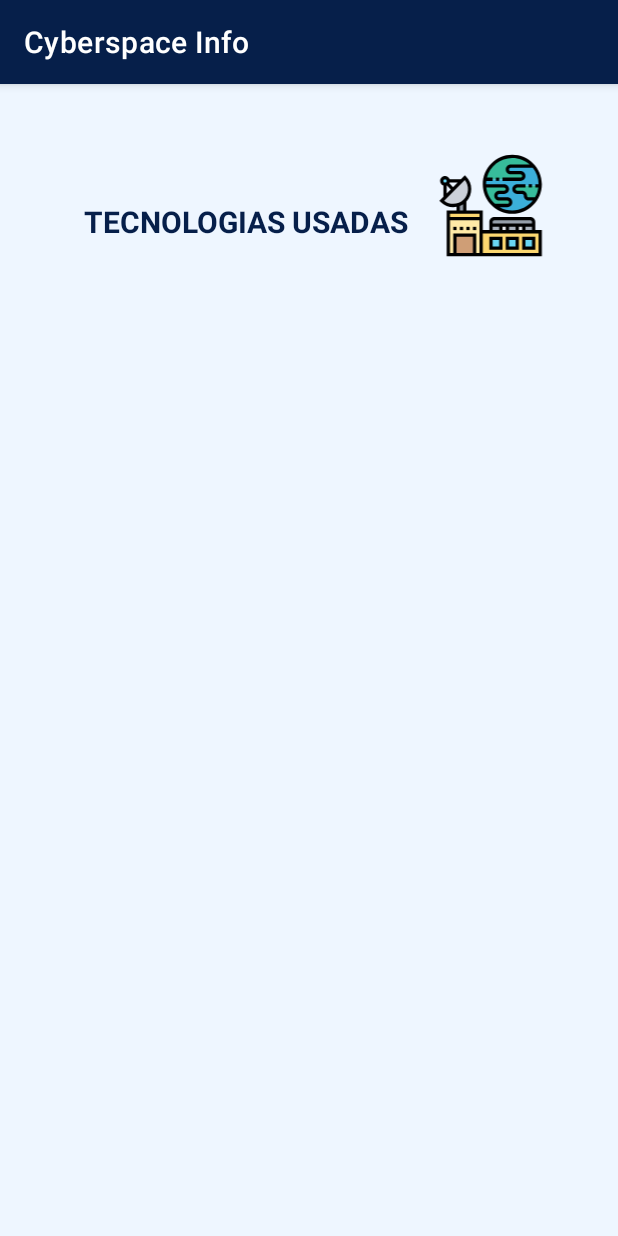
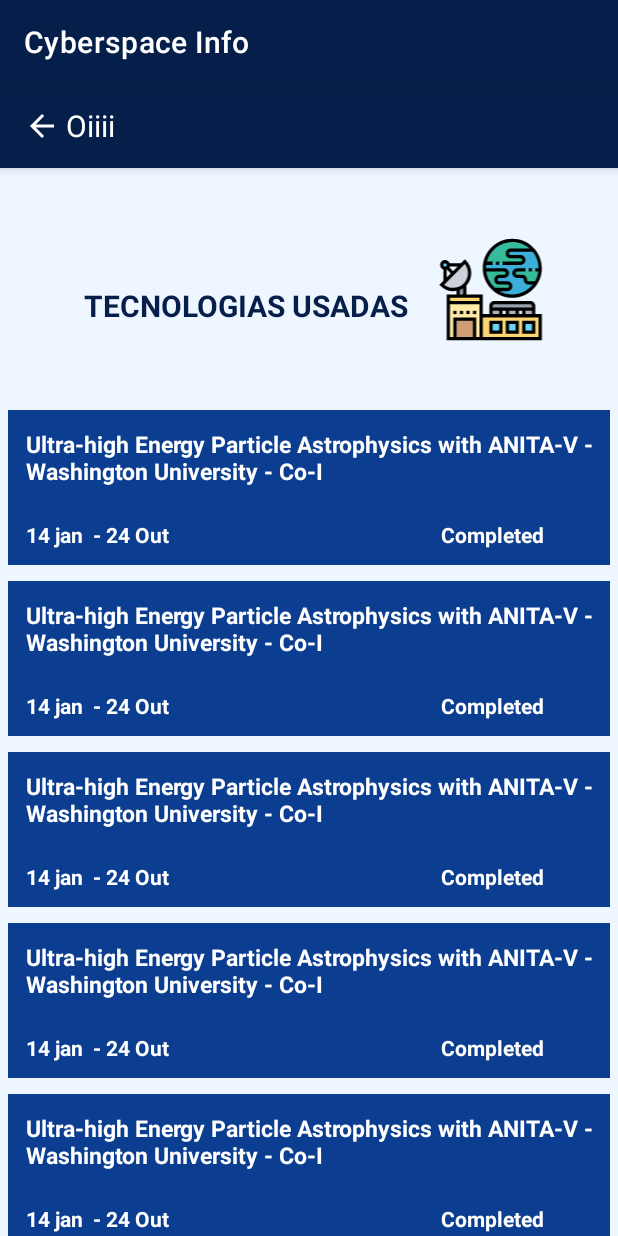
Before and after one commit to davihenrique05/cyberspace-info, an Android app: the fragment TecnologiasUsadasFragment shown on its own in the app's theme, on a phone screen of 412 x 824 dp. Run offline under Robolectric (Android 15) with nearby library versions, the phone set to English and light mode, and no system bars; 1 statement that could not run was skipped.

Commit message:
Adicionando recyclerView

```diff
--- a/app/src/main/java/com/example/cyberspace_info/listatecnologiasusadas/view/TecnologiasUsadasFragment.kt
+++ b/app/src/main/java/com/example/cyberspace_info/listatecnologiasusadas/view/TecnologiasUsadasFragment.kt
@@ -5,8 +5,13 @@ import androidx.fragment.app.Fragment
 import android.view.LayoutInflater
 import android.view.View
 import android.view.ViewGroup
+import android.widget.ImageView
+import androidx.navigation.Navigation
+import androidx.recyclerview.widget.LinearLayoutManager
+import androidx.recyclerview.widget.RecyclerView
 import com.example.cyberspace_info.R
-
+import com.example.cyberspace_info.listatecnologiasusadas.model.ProjectModel
+import com.example.cyberspace_info.listatecnologiasusadas.view.adapter.TecnologiasUsadasAdapter
 
 
 class TecnologiasUsadasFragment : Fragment() {
@@ -22,6 +27,41 @@ class TecnologiasUsadasFragment : Fragment() {
     override fun onViewCreated(view: View, savedInstanceState: Bundle?) {
         super.onViewCreated(view, savedInstanceState)
 
+        val navController = Navigation.findNavController(view)
+
+        view.findViewById<ImageView>(R.id.imgReturn_fRegistro).setOnClickListener {
+            navController.navigate(R.id.menuFragment)
+        }
+
+        val recyclerView = view.findViewById<RecyclerView>(R.id.recyclerViewTecnologiasUsadas)
+
+        var linearManager = LinearLayoutManager(view.context)
+
+        recyclerView.apply{
+
+            setHasFixedSize(true)
+
+            layoutManager = linearManager
+
+            adapter = TecnologiasUsadasAdapter(listOf(
+                ProjectModel(1,"Ultra-high Energy Particle Astrophysics with ANITA-V - Washington University - Co-I",
+                    "Completed","14 jan ","24 Out","..."),
+                ProjectModel(1,"Ultra-high Energy Particle Astrophysics with ANITA-V - Washington University - Co-I",
+                    "Completed","14 jan ","24 Out","..."),
+                ProjectModel(1,"Ultra-high Energy Particle Astrophysics with ANITA-V - Washington University - Co-I",
+                    "Completed","14 jan ","24 Out","..."),
+                ProjectModel(1,"Ultra-high Energy Particle Astrophysics with ANITA-V - Washington University - Co-I",
+                    "Completed","14 jan ","24 Out","..."),
+                ProjectModel(1,"Ultra-high Energy Particle Astrophysics with ANITA-V - Washington University - Co-I",
+                    "Completed","14 jan ","24 Out","..."),
+                ProjectModel(1,"Ultra-high Energy Particle Astrophysics with ANITA-V - Washington University - Co-I",
+                    "Completed","14 jan ","24 Out","..."),
+                ProjectModel(1,"Ultra-high Energy Particle Astrophysics with ANITA-V - Washington University - Co-I",
+                    "Completed","14 jan ","24 Out","...")
+            ))
+
+        }
+
     }
 
 
--- /dev/null
+++ b/app/src/main/java/com/example/cyberspace_info/listatecnologiasusadas/view/adapter/TecnologiasUsadasAdapter.kt
@@ -0,0 +1,47 @@
+package com.example.cyberspace_info.listatecnologiasusadas.view.adapter
+
+import android.view.LayoutInflater
+import android.view.View
+import android.view.ViewGroup
+import android.widget.TextView
+import androidx.recyclerview.widget.RecyclerView
+import com.example.cyberspace_info.R
+import com.example.cyberspace_info.listaeventosnaturais.model.EventNaturalModel
+import com.example.cyberspace_info.listaeventosnaturais.view.adapter.EventoAtualAdapter
+import com.example.cyberspace_info.listatecnologiasusadas.model.ProjectModel
+
+class TecnologiasUsadasAdapter(private val tecnologias: List<ProjectModel>): RecyclerView.Adapter<TecnologiasUsadasAdapter.TecnologiasUsadasViewHolder>() {
+
+    class TecnologiasUsadasViewHolder(view: View) : RecyclerView.ViewHolder(view){
+
+        private val title : TextView by lazy { view.findViewById<TextView>(R.id.txtTitleTecnologiaUsada)}
+        private val date : TextView by lazy { view.findViewById<TextView>(R.id.txtDataTecnologiaUsada)}
+        private val status : TextView by lazy { view.findViewById<TextView>(R.id.txtStatusTecnologiaUsada)}
+
+        fun bind(tecnologia:ProjectModel){
+
+            title.text = tecnologia.title
+            date.text = "${tecnologia.startDate} - ${tecnologia.endDate}"
+            status.text = tecnologia.status
+
+        }
+
+    }
+
+    override fun onCreateViewHolder(parent: ViewGroup, viewType: Int): TecnologiasUsadasAdapter.TecnologiasUsadasViewHolder {
+
+        val view = LayoutInflater.from(parent.context).inflate(R.layout.item_lista_tecnologias_usadas, parent, false)
+
+        return TecnologiasUsadasViewHolder(view)
+
+    }
+
+    override fun getItemCount(): Int = tecnologias.size
+
+    override fun onBindViewHolder(holder: TecnologiasUsadasViewHolder, position: Int) {
+
+        holder.bind(tecnologias[position])
+
+    }
+
+}
--- /dev/null
+++ b/app/src/main/res/drawable/ic_baseline_arrow_back_24.xml
@@ -0,0 +1,5 @@
+<vector android:height="24dp" android:tint="#FFFFFF"
+    android:viewportHeight="24" android:viewportWidth="24"
+    android:width="24dp" xmlns:android="http://schemas.android.com/apk/res/android">
+    <path android:fillColor="@android:color/white" android:pathData="M20,11H7.83l5.59,-5.59L12,4l-8,8 8,8 1.41,-1.41L7.83,13H20v-2z"/>
+</vector>
--- a/app/src/main/res/layout/fragment_tecnologias_usadas.xml
+++ b/app/src/main/res/layout/fragment_tecnologias_usadas.xml
@@ -7,6 +7,30 @@
     android:layout_height="match_parent"
     tools:context=".listatecnologiasusadas.view.TecnologiasUsadasFragment">
 
+    <com.google.android.material.appbar.AppBarLayout
+        android:layout_width="match_parent"
+        android:layout_height="?attr/actionBarSize">
+
+        <androidx.appcompat.widget.Toolbar
+            android:layout_width="match_parent"
+            android:layout_height="?attr/actionBarSize">
+
+            <ImageView
+                android:id="@+id/imgReturn_fRegistro"
+                android:layout_width="wrap_content"
+                android:layout_height="wrap_content"
+                android:src="@drawable/ic_baseline_arrow_back_24" />
+
+            <TextView
+                android:layout_width="match_parent"
+                android:layout_height="wrap_content"
+                android:layout_marginStart="20dp"
+                android:text="Oiiii"
+                android:textColor="@color/colorWhite"
+                android:textSize="20sp" />
+        </androidx.appcompat.widget.Toolbar>
+    </com.google.android.material.appbar.AppBarLayout>
+
     <LinearLayout
         android:layout_marginTop="@dimen/dimen_30"
         android:layout_width="match_parent"
@@ -15,7 +39,6 @@
         >
 
         <TextView
-            android:id="@+id/txtTitleNaturalEvents"
             android:layout_width="wrap_content"
             android:layout_height="wrap_content"
             android:layout_marginStart="56dp"
--- a/app/src/main/res/layout/item_lista_tecnologias_usadas.xml
+++ b/app/src/main/res/layout/item_lista_tecnologias_usadas.xml
@@ -9,7 +9,7 @@
 
 
     <TextView
-        android:id="@+id/txtTitleEvent"
+        android:id="@+id/txtTitleTecnologiaUsada"
         android:layout_width="wrap_content"
         android:layout_height="41dp"
         android:layout_marginStart="12dp"
@@ -26,7 +26,7 @@
         android:layout_height="wrap_content"
         >
     <TextView
-        android:id="@+id/txtCategoryEvent"
+        android:id="@+id/txtDataTecnologiaUsada"
         android:layout_width="251dp"
         android:layout_height="30dp"
         android:layout_marginStart="12dp"
@@ -36,7 +36,7 @@
          />
 
     <TextView
-        android:id="@+id/txtDateEvent"
+        android:id="@+id/txtStatusTecnologiaUsada"
         android:layout_width="94dp"
         android:layout_height="29dp"
         android:layout_marginEnd="12dp"
```
Also changed, not shown: app/src/main/java/com/example/cyberspace_info/menu/view/MenuFragment.kt (+5 -3 lines), app/src/main/res/navigation/navigation_menu.xml (+33 -4 lines).
